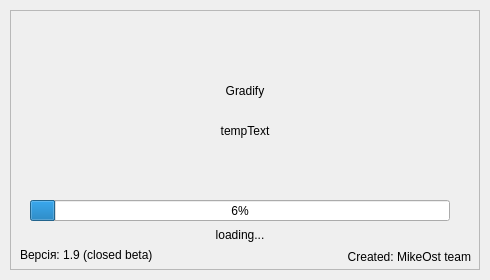
This is src/preloader.ui in MikeostCorp/Gradify as Qt 5 draws it before an edit. The edited form follows.
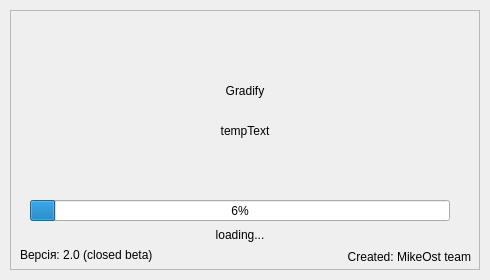
This is the edited form. Icons and pictures are not drawn.

The edit to the form file:
```diff
--- a/src/preloader.ui
+++ b/src/preloader.ui
@@ -137,7 +137,7 @@
      <string notr="true"/>
     </property>
     <property name="text">
-     <string>Версія: 1.9 (closed beta)</string>
+     <string>Версія: 2.0 (closed beta)</string>
     </property>
     <property name="alignment">
      <set>Qt::AlignLeading|Qt::AlignLeft|Qt::AlignVCenter</set>
```
